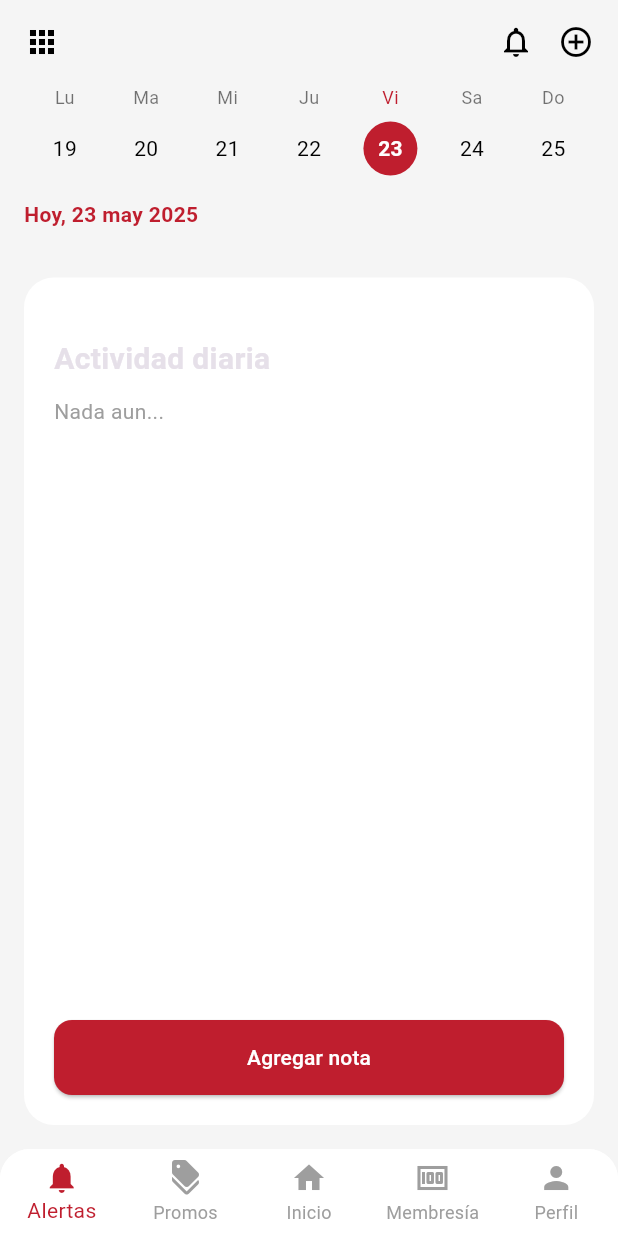
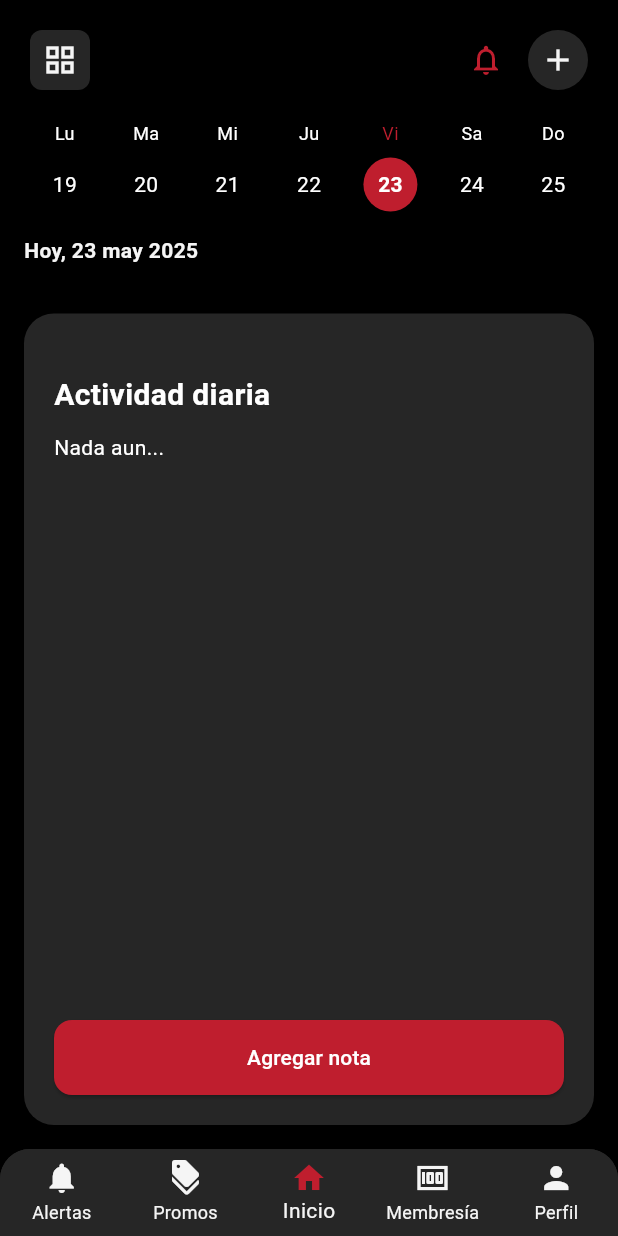
Before and after one commit to KevinRolcer/dragongymflutter, a Flutter app: the HomePage screen opened by its route, on a phone screen of 412 x 824 dp. Run offline on Flutter 3.47's test engine with Material 3 defaults, Android fonts, the phone set to English and light mode, and no system bars; our stand-ins replace firebase_auth, firebase_core; accounts and stored records are empty.

Commit message:
cambio paleta de colores

```diff
--- a/lib/acceso.dart
+++ b/lib/acceso.dart
@@ -145,9 +145,9 @@ class _AccesoScreenState extends State<AccesoScreen> with SingleTickerProviderSt
   @override
   Widget build(BuildContext context) {
     return Scaffold(
-      backgroundColor: AppColors.darkMode,
+      backgroundColor: AppColors.blackBack,
       appBar: AppBar(
-        backgroundColor: AppColors.darkMode,
+        backgroundColor: AppColors.blackBack,
         elevation: 0,
       ),
       body: Padding(
--- a/lib/screens/home.dart
+++ b/lib/screens/home.dart
@@ -14,7 +14,7 @@ class HomePage extends StatefulWidget {
 class _HomePageState extends State<HomePage> {
   late DateTime _selectedDate;
   late List<DateTime> _weekDates;
-  int _selectedIndex = 0;
+  int _selectedIndex = 2;
 
   @override
   void initState() {
@@ -36,7 +36,7 @@ class _HomePageState extends State<HomePage> {
   @override
   Widget build(BuildContext context) {
     return Scaffold(
-      backgroundColor: Colors.grey[100],
+      backgroundColor: AppColors.blackBack,
       body: SafeArea(
         child: Column(
           children: [
@@ -54,23 +54,44 @@ class _HomePageState extends State<HomePage> {
   }
 
   Widget _buildHeader() {
-    return Padding(
-      padding: const EdgeInsets.all(16.0),
+    return Container(
+      padding: EdgeInsets.all(20),
       child: Row(
-        mainAxisAlignment: MainAxisAlignment.spaceBetween,
         children: [
-          Icon(Icons.apps, color: AppColors.darkMode),
-          Row(
-            children: [
-              Icon(Icons.notifications_outlined, color: AppColors.darkMode),
-              SizedBox(width: 16),
-              Icon(Icons.add_circle_outline, color: AppColors.darkMode),
-            ],
+          Container(
+            padding: EdgeInsets.all(8),
+            decoration: BoxDecoration(
+              color: AppColors.secondColor,
+              borderRadius: BorderRadius.circular(8),
+            ),
+            child: Icon(
+              Icons.grid_view,
+              color: AppColors.backgroundColor,
+            ),
+          ),
+          Spacer(),
+          Icon(
+            Icons.notifications_outlined,
+            color: AppColors.primaryColor,
+            size: 24,
+          ),
+          SizedBox(width: 16),
+          Container(
+            padding: EdgeInsets.all(8),
+            decoration: BoxDecoration(
+              color: AppColors.secondColor,
+              shape: BoxShape.circle,
+            ),
+            child: Icon(
+              Icons.add,
+              color: AppColors.backgroundColor,
+            ),
           ),
         ],
       ),
     );
   }
+
 
   Widget _buildCalendar() {
     return Container(
@@ -96,7 +117,7 @@ class _HomePageState extends State<HomePage> {
                 Text(
                   weekDayNames[index],
                   style: TextStyle(
-                    color: isSelected ? AppColors.primaryColor : Colors.black54,
+                    color: isSelected ? AppColors.primaryColor : Colors.white,
                     fontSize: 12,
                   ),
                 ),
@@ -112,7 +133,7 @@ class _HomePageState extends State<HomePage> {
                     child: Text(
                       date.day.toString(),
                       style: TextStyle(
-                        color: isSelected ? Colors.white : Colors.black,
+                        color: isSelected ? Colors.white : Colors.white,
                         fontWeight: isSelected ? FontWeight.bold : FontWeight.normal,
                       ),
                     ),
@@ -135,7 +156,7 @@ class _HomePageState extends State<HomePage> {
           Text(
             'Hoy, ${formatter.format(_selectedDate)}',
             style: TextStyle(
-              color: AppColors.primaryColor,
+              color: AppColors.backgroundColor,
               fontWeight: FontWeight.bold,
             ),
           ),
@@ -150,7 +171,7 @@ class _HomePageState extends State<HomePage> {
       margin: EdgeInsets.all(16),
       padding: EdgeInsets.all(20),
       decoration: BoxDecoration(
-        color: Colors.white,
+        color: AppColors.secondColor,
         borderRadius: BorderRadius.circular(20),
       ),
       child: Column(
@@ -161,6 +182,7 @@ class _HomePageState extends State<HomePage> {
             'Actividad diaria',
             style: TextStyle(
               fontSize: 20,
+              color: Colors.white,
               fontWeight: FontWeight.bold,
             ),
           ),
@@ -168,7 +190,7 @@ class _HomePageState extends State<HomePage> {
           Text(
             'Nada aun...',
             style: TextStyle(
-              color: Colors.grey,
+              color: Colors.white,
             ),
           ),
           Spacer(),
@@ -194,7 +216,7 @@ class _HomePageState extends State<HomePage> {
   Widget _buildBottomNavigationBar() {
     return Container(
       decoration: BoxDecoration(
-        color: Colors.white,
+        color: AppColors.secondColor,
         borderRadius: BorderRadius.only(
           topLeft: Radius.circular(20),
           topRight: Radius.circular(20),
@@ -217,9 +239,7 @@ class _HomePageState extends State<HomePage> {
               case 1:
                 Navigator.pushNamed(context, '/promo');
                 break;
-              case 2:
-                Navigator.pushNamed(context, '/home');
-                break;
+
               case 4:
                 Navigator.pushNamed(context, '/perfil');
                 break;
@@ -227,9 +247,11 @@ class _HomePageState extends State<HomePage> {
             }
           },
           type: BottomNavigationBarType.fixed,
-          selectedItemColor: AppColors.primaryColor,
-          unselectedItemColor: Colors.grey,
-          backgroundColor: Colors.white,
+          selectedItemColor: AppColors.backgroundColor,
+          unselectedItemColor: AppColors.backgroundColor,
+          selectedIconTheme: IconThemeData(color: AppColors.primaryColor),
+          unselectedIconTheme: IconThemeData(color: AppColors.backgroundColor),
+          backgroundColor: AppColors.secondColor,
           elevation: 0,
           items: [
             BottomNavigationBarItem(
--- a/lib/values/app_colors.dart
+++ b/lib/values/app_colors.dart
@@ -9,6 +9,11 @@ class AppColors {
   static const Color activeColor = Color(0xFF28632E);
   static const Color grayColor = Color(0xFFC3C3C6);
   static const Color redColor = Color(0xFFFF4949);
+  static const Color secondColor = Color(0xFF262626);
+  static const Color blackBack = Color( 0xFF000000);
+
+
+
 
 
 
```
Also changed, not shown: lib/screens/perfil.dart (+19 -17 lines), lib/screens/promo.dart (+24 -22 lines).
